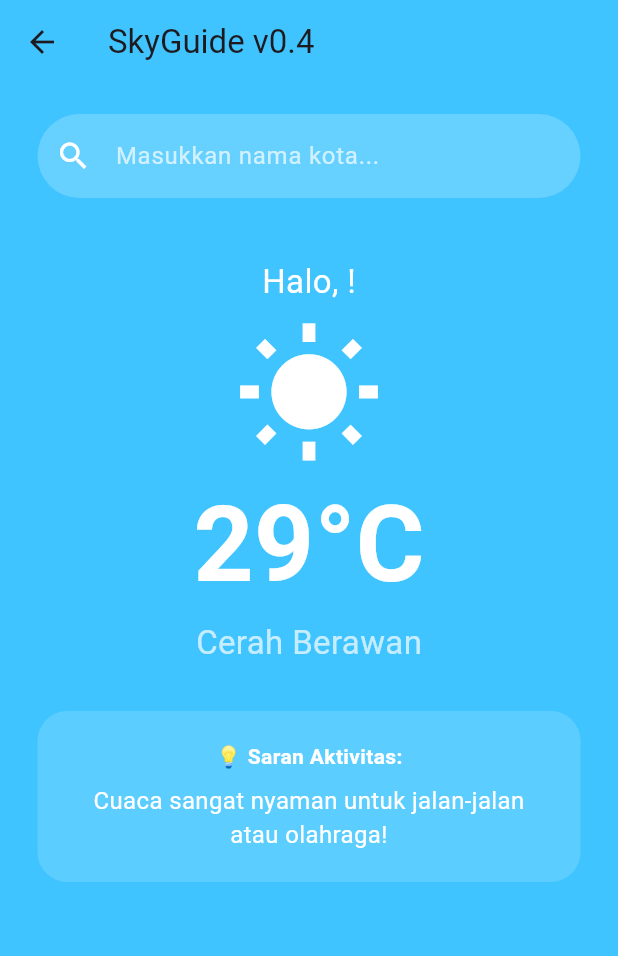
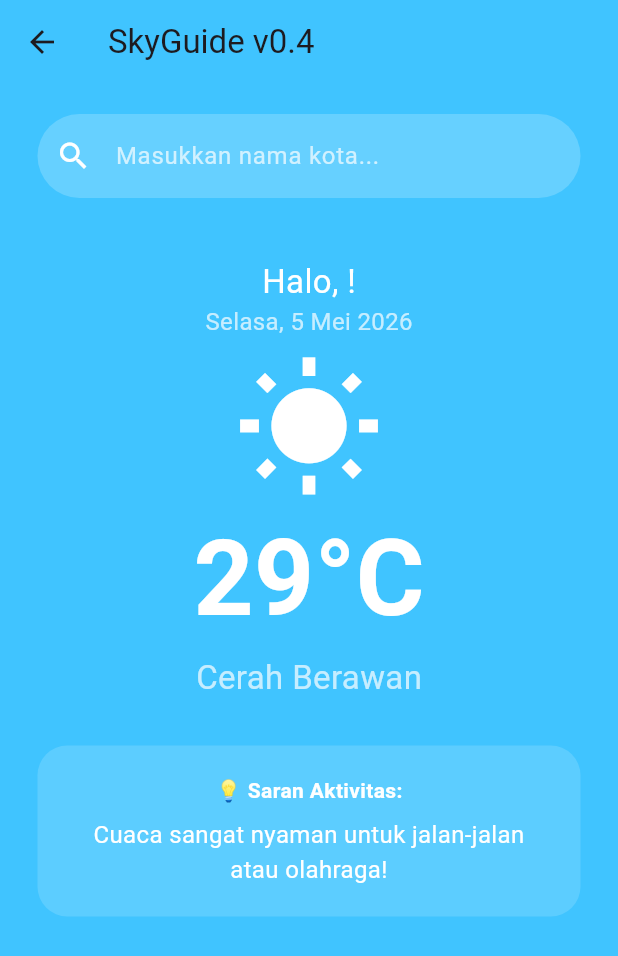
Before and after one commit to firoh222/UAS-aplikasi-skyguide, a Flutter app: the DashboardFinalPage screen opened directly with empty values, on a phone screen of 412 x 824 dp. Shown: the top 956 px of the screen. Run offline on Flutter 3.47's test engine with Material 3 defaults, Android fonts, the phone set to English and light mode, and no system bars; network calls fail.

Commit message:
Menambahkan fitur tanggal real-time di dashboard

```diff
--- a/lib/main.dart
+++ b/lib/main.dart
@@ -141,6 +141,34 @@ class _DashboardRealTimePageState extends State<DashboardRealtimePage> {
 
   @override
   Widget build(BuildContext context) {
+    List<String> hari = [
+      "Senin",
+      "Selasa",
+      "Rabu",
+      "Rabu",
+      "Kamis",
+      "Jumat",
+      "Sabtu",
+      "Minggu",
+    ];
+    List<String> bulan = [
+      "Januari",
+      "Februari",
+      "Maret",
+      "April",
+      "Mei",
+      "Juni",
+      "Juli",
+      "Agustus",
+      "September",
+      "Oktober",
+      "November",
+      "Desember",
+    ];
+    DateTime waktu = DateTime.now();
+    String tanggalLengkap =
+        "${hari[waktu.weekday - 1]}, ${waktu.day} ${bulan[waktu.month - 1]} ${waktu.year}";
+
     return Scaffold(
       appBar: AppBar(
         title: const Text("SkyGuide Real-Time"),
@@ -154,6 +182,7 @@ class _DashboardRealTimePageState extends State<DashboardRealtimePage> {
               "Halo, ${widget.namaUser}!",
               style: const TextStyle(fontSize: 22),
             ),
+            Text(tanggalLengkap, style: const TextStyle(fontSize: 16)),
             const SizedBox(height: 20),
             const Icon(Icons.cloud_queue, size: 100, color: Colors.blue),
             Text(
@@ -241,6 +270,34 @@ class _DashboardFinalPageState extends State<DashboardFinalPage> {
 
   @override
   Widget build(BuildContext context) {
+    List<String> hari = [
+      "Senin",
+      "Selasa",
+      "Rabu",
+      "Rabu",
+      "Kamis",
+      "Jumat",
+      "Sabtu",
+      "Minggu",
+    ];
+    List<String> bulan = [
+      "Januari",
+      "Februari",
+      "Maret",
+      "April",
+      "Mei",
+      "Juni",
+      "Juli",
+      "Agustus",
+      "September",
+      "Oktober",
+      "November",
+      "Desember",
+    ];
+    DateTime waktu = DateTime.now();
+    String tanggalLengkap =
+        "${hari[waktu.weekday - 1]}, ${waktu.day} ${bulan[waktu.month - 1]} ${waktu.year}";
+
     return Scaffold(
       backgroundColor: ambilWarna(suhu),
       appBar: AppBar(
@@ -278,6 +335,10 @@ class _DashboardFinalPageState extends State<DashboardFinalPage> {
             Text(
               "Halo, ${widget.namaUser}!",
               style: const TextStyle(fontSize: 22, color: Colors.white),
+            ),
+            Text(
+              tanggalLengkap,
+              style: const TextStyle(fontSize: 16, color: Colors.white70),
             ),
             const SizedBox(height: 10),
             Icon(ambilIkon(kondisi), size: 100, color: Colors.white),
```
